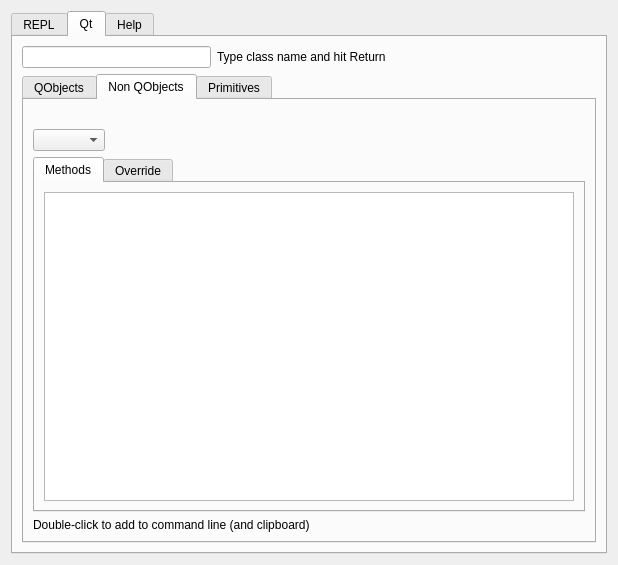
Old version of the form gui/gui.ui in the repository lisp-mirror/eql5.
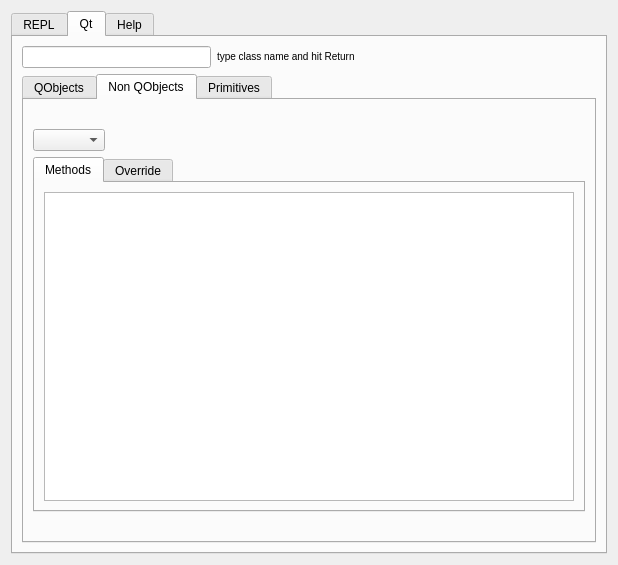
New version of the form. The open tabs and pages were chosen to show the change.

Commit message: better class finder for "-qgui"; small revisions;

What changed in the file:
```diff
--- a/gui/gui.ui
+++ b/gui/gui.ui
@@ -100,7 +100,7 @@
             </sizepolicy>
            </property>
            <property name="text">
-            <string>Type class name and hit Return</string>
+            <string>&lt;small&gt;type class name and hit Return&lt;/small&gt;</string>
            </property>
           </widget>
          </item>
@@ -313,11 +313,7 @@
             </widget>
            </item>
            <item>
-            <widget class="QLabel" name="label_3">
-             <property name="text">
-              <string>Double-click to add to command line (and clipboard)</string>
-             </property>
-            </widget>
+            <widget class="QLabel" name="hint_copy_2"/>
            </item>
           </layout>
          </widget>
```
Left out of the diff: 10 changed lines with no effect on the pictures. The commit also changes 3 other files.
